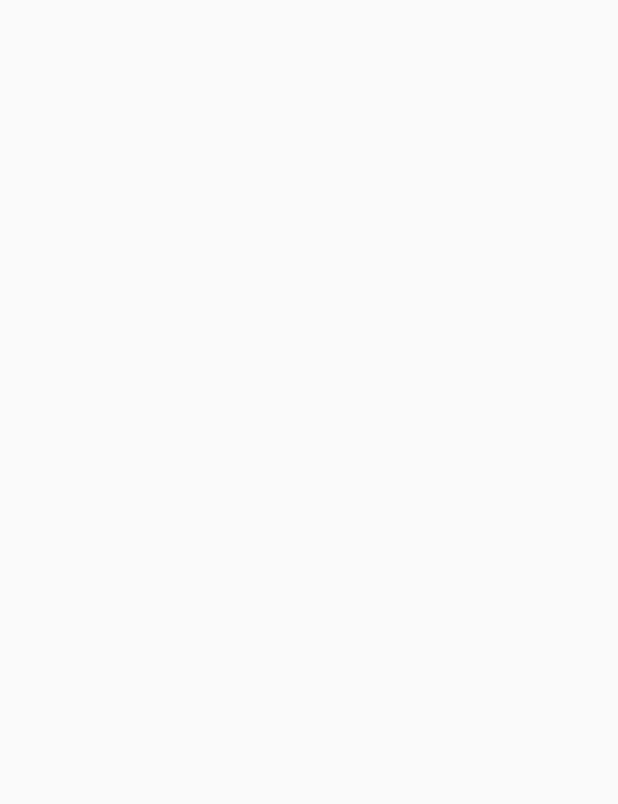
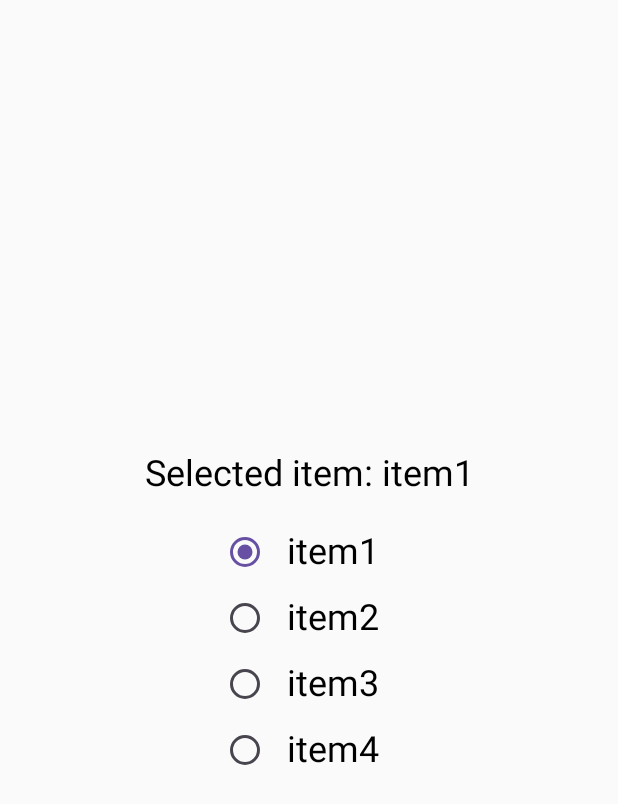
Before and after one commit to nshiraki/jetpack-compose-sandbox, an Android app built with Jetpack Compose: the screen it shows after launch (MainActivity), on a phone screen of 412 x 824 dp. Before the commit the part shown is empty. Shown: the top 804 px of the screen. Run offline under Robolectric (Android 15) with nearby library versions, the phone set to English and light mode, and no system bars.

Commit message:
RadioButtonを利用した処理を作成

```diff
--- a/RadioButtonEx/app/src/main/java/com/example/radiobuttonex/MainActivity.kt
+++ b/RadioButtonEx/app/src/main/java/com/example/radiobuttonex/MainActivity.kt
@@ -3,9 +3,30 @@ package com.example.radiobuttonex
 import android.os.Bundle
 import androidx.activity.ComponentActivity
 import androidx.activity.compose.setContent
+import androidx.compose.foundation.layout.Arrangement
+import androidx.compose.foundation.layout.Column
+import androidx.compose.foundation.layout.Row
+import androidx.compose.foundation.layout.Spacer
+import androidx.compose.foundation.layout.fillMaxSize
+import androidx.compose.foundation.layout.height
+import androidx.compose.foundation.layout.padding
+import androidx.compose.foundation.layout.wrapContentHeight
+import androidx.compose.foundation.layout.wrapContentWidth
+import androidx.compose.foundation.selection.selectable
+import androidx.compose.foundation.selection.selectableGroup
+import androidx.compose.material3.RadioButton
+import androidx.compose.material3.Text
 import androidx.compose.runtime.Composable
+import androidx.compose.runtime.mutableStateOf
+import androidx.compose.runtime.remember
+import androidx.compose.ui.Alignment
+import androidx.compose.ui.Modifier
+import androidx.compose.ui.semantics.Role
 import androidx.compose.ui.tooling.preview.Preview
+import androidx.compose.ui.unit.dp
+import androidx.compose.ui.unit.sp
 
+// RadioButtonを利用した処理を行う
 class MainActivity : ComponentActivity() {
     override fun onCreate(savedInstanceState: Bundle?) {
         super.onCreate(savedInstanceState)
@@ -18,5 +39,44 @@ class MainActivity : ComponentActivity() {
 @Preview(showBackground = true)
 @Composable
 fun AppScreen() {
-    // TODO: Not yet implemented
+    val radioOptions = listOf("item1", "item2", "item3", "item4")
+    val selectedItem = remember { mutableStateOf(radioOptions[0]) }
+
+    Column(
+        modifier = Modifier.fillMaxSize(),
+        horizontalAlignment = Alignment.CenterHorizontally,
+        verticalArrangement = Arrangement.Center
+    ) {
+
+        // 選択中のアイテムを表示
+        Text(text = "Selected item: ${selectedItem.value}", fontSize = 24.sp)
+
+        // 余白
+        Spacer(modifier = Modifier.height(16.dp))
+
+        // ラジオボタンのグループを生成
+        Column(modifier = Modifier.selectableGroup()) {
+            // ラジオボタンを生成
+            radioOptions.forEach { label ->
+                Row(
+                    modifier = Modifier
+                        .wrapContentHeight()
+                        .wrapContentWidth()
+                        .selectable(
+                            selected = (label == selectedItem.value),
+                            onClick = { selectedItem.value = label },
+                            role = Role.RadioButton
+                        ),
+                    verticalAlignment = Alignment.CenterVertically
+                ) {
+                    RadioButton(
+                        modifier = Modifier.padding(end = 8.dp),
+                        selected = (label == selectedItem.value),
+                        onClick = null // RadioButtonでは入力イベントを処理しない
+                    )
+                    Text(text = label, modifier = Modifier.padding(8.dp), fontSize = 24.sp)
+                }
+            }
+        }
+    }
 }
```
Also changed, not shown: 1 other file.
